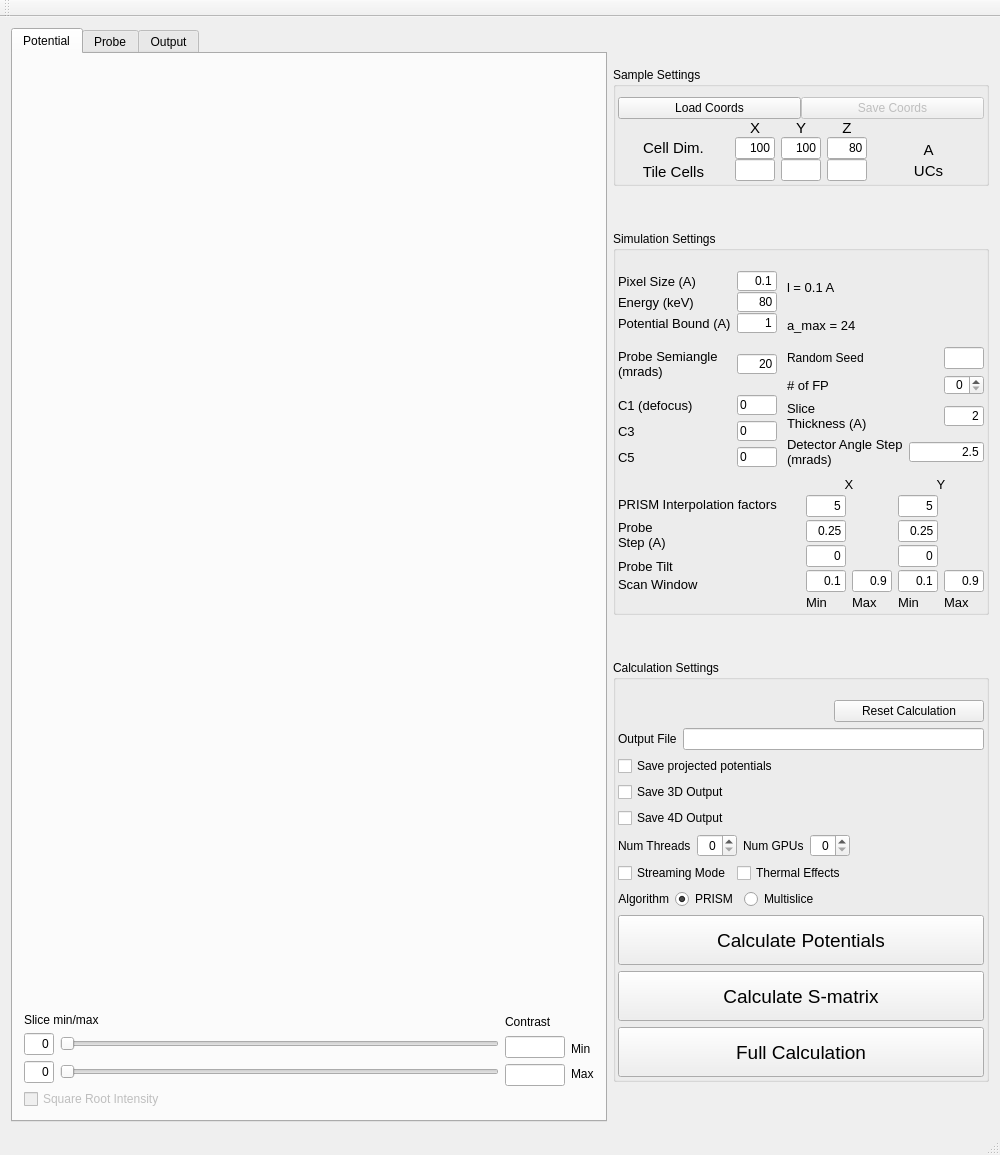
Qt form Qt/prismmainwindow.ui (prism-em/prismatic) before a commit.
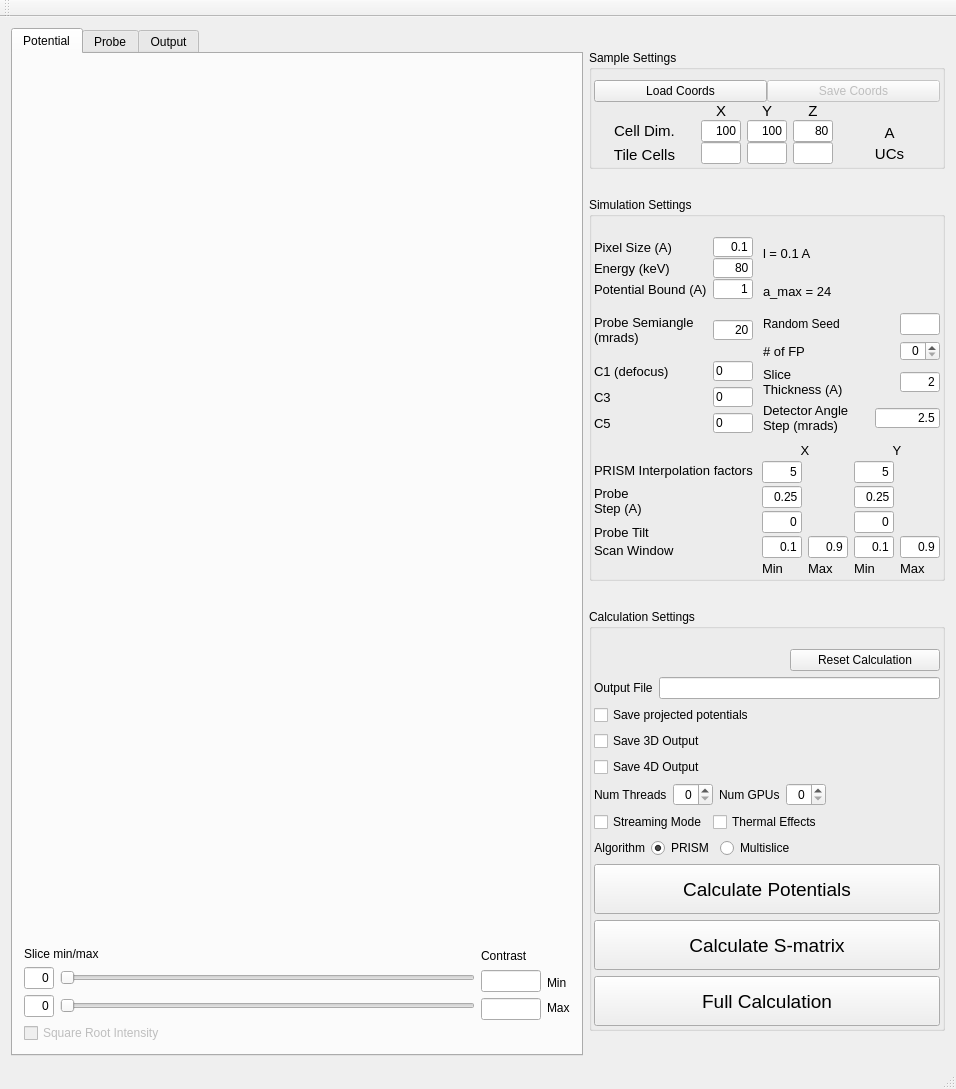
The same form after that commit. Icons and pictures are not drawn.

```diff
--- a/Qt/prismmainwindow.ui
+++ b/Qt/prismmainwindow.ui
@@ -6,8 +6,8 @@
    <rect>
     <x>0</x>
     <y>0</y>
-    <width>1000</width>
-    <height>1155</height>
+    <width>956</width>
+    <height>1089</height>
    </rect>
   </property>
   <property name="windowTitle">
```
Left out of the diff: 2 changed lines with no effect on the pictures.
